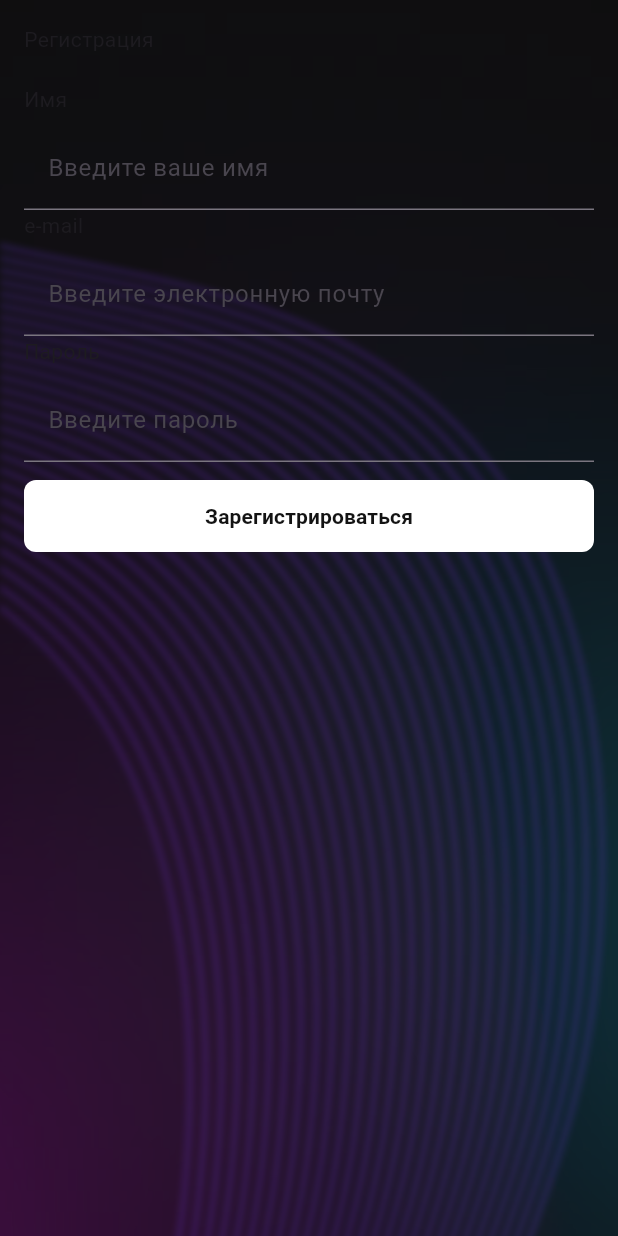
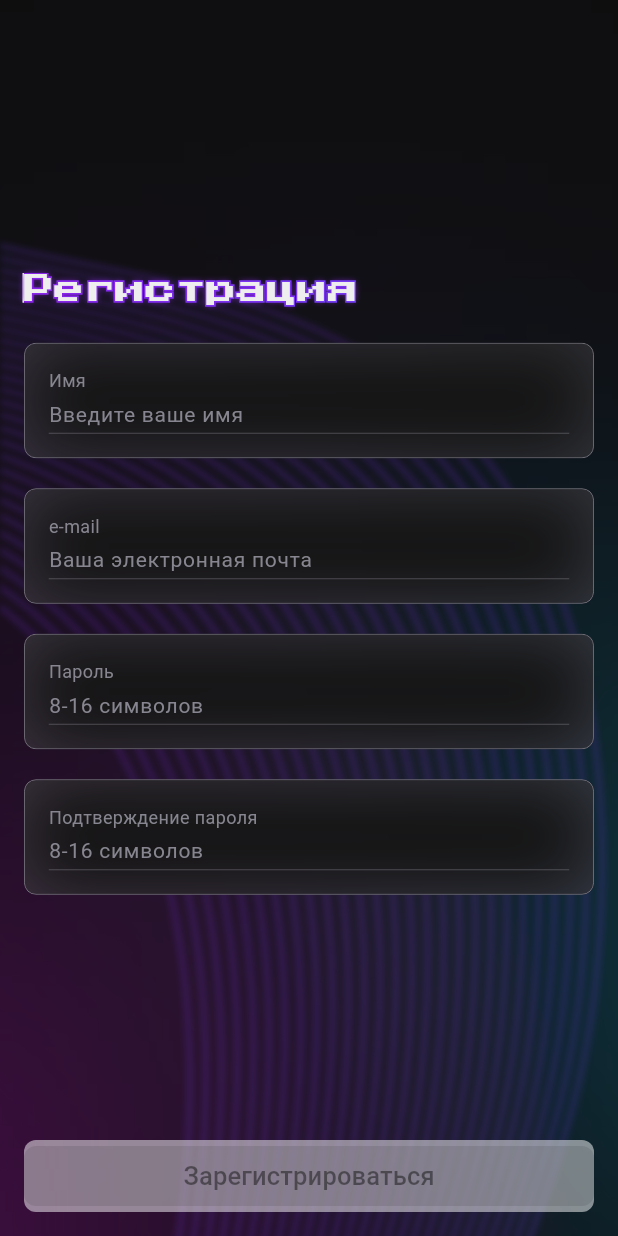
Before and after one commit to nadnik13/simple_paint, a Flutter app: the screen it shows after launch, after a tap on "Регистрация", on a phone screen of 412 x 824 dp. Run offline on Flutter 3.47's test engine with Material 3 defaults, Android fonts, the phone set to English and light mode, and no system bars; our stand-ins replace cloud_firestore, equatable, firebase_auth, firebase_core, flutter_bloc, flutter_colorpicker and 2 more; accounts and stored records are empty; statements that could not run were skipped.

Commit message:
UI auth и registration

```diff
--- a/lib/ui/auth_page.dart
+++ b/lib/ui/auth_page.dart
@@ -6,6 +6,7 @@ import 'package:simple_paint/bloc/account_data_event.dart';
 import 'package:simple_paint/bloc/account_data_state.dart';
 import 'package:simple_paint/ui/widgets/custom_button.dart';
 import 'package:simple_paint/ui/widgets/custom_form_field.dart';
+import 'package:simple_paint/ui/widgets/press_start_2p_title.dart';
 
 class AuthPage extends StatefulWidget {
   const AuthPage({super.key});
@@ -70,25 +71,30 @@ class _AuthPageState extends State<AuthPage> {
               child: Column(
                 crossAxisAlignment: CrossAxisAlignment.stretch,
                 children: [
-                  Column(
+                  Expanded(
+                    child: Column(
+                      spacing: 20,
+                      mainAxisAlignment: MainAxisAlignment.center,
                       crossAxisAlignment: CrossAxisAlignment.stretch,
                       children: [
-                      const Text('Вход', textAlign: TextAlign.start),
-                      const SizedBox(height: 20),
+                        PressStart2PTitle(text: 'Вход'),
+                        //SizedBox(height: 20),
                         CustomFormField(
                           label: 'e-mail',
                           hintText: 'Введите электронную почту',
                           controller: _emailController,
                         ),
+                        //SizedBox(height: 20),
                         CustomFormField(
-                        label: 'Пароль',
+                          label: 'Подтверждение пароля',
                           hintText: 'Введите пароль',
                           controller: _passwordController,
                           obscureText: true,
                         ),
                       ],
                     ),
-                  const SizedBox(height: 12),
+                  ),
+
                   Column(
                     crossAxisAlignment: CrossAxisAlignment.stretch,
                     children: [
@@ -105,6 +111,7 @@ class _AuthPageState extends State<AuthPage> {
                           );
                         },
                       ),
+                      const SizedBox(height: 20),
                       CustomButton(
                         title: 'Регистрация',
                         onPressed: () {
--- a/lib/ui/registration_page.dart
+++ b/lib/ui/registration_page.dart
@@ -6,6 +6,9 @@ import 'package:simple_paint/bloc/account_data_event.dart';
 import 'package:simple_paint/bloc/account_data_state.dart';
 import 'package:simple_paint/ui/widgets/custom_button.dart';
 import 'package:simple_paint/ui/widgets/custom_form_field.dart';
+import 'package:simple_paint/ui/widgets/press_start_2p_title.dart';
+
+import '../utils/form_validator.dart';
 
 class RegistrationPage extends StatefulWidget {
   const RegistrationPage({super.key});
@@ -18,60 +21,77 @@ class _RegistrationPageState extends State<RegistrationPage> {
   final _nameController = TextEditingController();
   final _emailController = TextEditingController();
   final _passwordController = TextEditingController();
+  final _confirmPasswordController = TextEditingController();
+
+  // Переменные состояния
+  String _name = '';
+  String _email = '';
+  String _password = '';
+  String _confirmPassword = '';
+
+  @override
+  void initState() {
+    super.initState();
+    _nameController.addListener(() {
+      setState(() {
+        _name = _nameController.text;
+      });
+    });
+    _emailController.addListener(() {
+      setState(() {
+        _email = _emailController.text;
+      });
+    });
+    _passwordController.addListener(() {
+      setState(() {
+        _password = _passwordController.text;
+      });
+    });
+    _confirmPasswordController.addListener(() {
+      setState(() {
+        _confirmPassword = _confirmPasswordController.text;
+      });
+    });
+  }
+
+  bool get _isFormValid => FormValidator.isRegistrationFormValid(
+    _name,
+    _email,
+    _password,
+    _confirmPassword,
+  );
 
   @override
   void dispose() {
     _nameController.dispose();
     _emailController.dispose();
     _passwordController.dispose();
+    _confirmPasswordController.dispose();
     super.dispose();
   }
 
   void _register() {
-    final name = _nameController.text.trim();
-    final email = _emailController.text.trim();
-    final password = _passwordController.text.trim();
-
-    if (name.isEmpty || email.isEmpty || password.isEmpty) {
+    final error = FormValidator.validateRegistrationForm(
+      _name,
+      _email,
+      _password,
+      _confirmPassword,
+    );
+    if (error != null) {
       ScaffoldMessenger.of(
         context,
-      ).showSnackBar(const SnackBar(content: Text('Заполните все поля')));
-      return;
-    }
-
-    if (password.length < 8) {
-      ScaffoldMessenger.of(context).showSnackBar(
-        const SnackBar(
-          content: Text('Пароль должен содержать минимум 8 символов'),
-        ),
-      );
-      return;
-    }
-
-    if (password.length > 16) {
-      ScaffoldMessenger.of(context).showSnackBar(
-        const SnackBar(
-          content: Text('Пароль должен содержать не больше 16 символов'),
-        ),
-      );
+      ).showSnackBar(SnackBar(content: Text(error)));
       return;
     }
 
     context.read<AccountDataBloc>().add(
-      RegisterEvent(name: name, email: email, password: password),
+      RegisterEvent(name: _name, email: _email, password: _password),
     );
   }
 
   @override
   Widget build(BuildContext context) {
-    return PopScope(
-      canPop: true,
-      onPopInvokedWithResult: (didPop, _) {
-        if (didPop) {
-          context.go('/auth');
-        }
-      },
-      child: Scaffold(
+    return Scaffold(
       body: Container(
         decoration: const BoxDecoration(
           image: DecorationImage(
@@ -98,11 +118,13 @@ class _RegistrationPageState extends State<RegistrationPage> {
               child: Column(
                 crossAxisAlignment: CrossAxisAlignment.stretch,
                 children: [
-                    Column(
+                  Expanded(
+                    child: Column(
+                      mainAxisAlignment: MainAxisAlignment.center,
                       crossAxisAlignment: CrossAxisAlignment.stretch,
+                      spacing: 20,
                       children: [
-                        const Text('Регистрация', textAlign: TextAlign.start),
-                        const SizedBox(height: 20),
+                        PressStart2PTitle(text: 'Регистрация'),
                         CustomFormField(
                           label: 'Имя',
                           hintText: 'Введите ваше имя',
@@ -110,18 +132,24 @@ class _RegistrationPageState extends State<RegistrationPage> {
                         ),
                         CustomFormField(
                           label: 'e-mail',
-                          hintText: 'Введите электронную почту',
+                          hintText: 'Ваша электронная почта',
                           controller: _emailController,
                         ),
                         CustomFormField(
                           label: 'Пароль',
-                          hintText: 'Введите пароль',
+                          hintText: '8-16 символов',
                           controller: _passwordController,
+                          obscureText: true,
+                        ),
+                        CustomFormField(
+                          label: 'Подтверждение пароля',
+                          hintText: '8-16 символов',
+                          controller: _confirmPasswordController,
                           obscureText: true,
                         ),
                       ],
                     ),
-                    const SizedBox(height: 12),
+                  ),
                   BlocBuilder<AccountDataBloc, AccountDataState>(
                     builder: (context, state) {
                       return CustomButton(
@@ -131,6 +159,7 @@ class _RegistrationPageState extends State<RegistrationPage> {
                                 : 'Зарегистрироваться',
                         onPressed:
                             state is AccountDataLoading ? null : _register,
+                        isEnable: _isFormValid,
                       );
                     },
                   ),
@@ -140,7 +169,6 @@ class _RegistrationPageState extends State<RegistrationPage> {
           ),
         ),
       ),
-      ),
     );
   }
 }
--- a/lib/ui/widgets/custom_button.dart
+++ b/lib/ui/widgets/custom_button.dart
@@ -1,4 +1,5 @@
 import 'package:flutter/material.dart';
+import 'package:google_fonts/google_fonts.dart';
 
 class CustomButton extends StatelessWidget {
   final bool isDark;
@@ -34,7 +35,10 @@ class CustomButton extends StatelessWidget {
                 borderRadius: BorderRadius.circular(8),
               )
               : BoxDecoration(
-                color: isEnable ? Colors.white : Colors.white.withValues(alpha: 0.5),
+                color:
+                    isEnable
+                        ? Colors.white
+                        : Colors.white.withValues(alpha: 0.5),
                 borderRadius: BorderRadius.circular(8),
               ),
       child: ElevatedButton(
@@ -46,14 +50,15 @@ class CustomButton extends StatelessWidget {
         onPressed: isEnable ? onPressed : null,
         child: Text(
           title,
-          style: TextStyle(
+          style: GoogleFonts.roboto(
+            fontSize: 17,
             color:
                 isEnable
                     ? (isDark ? Colors.white : const Color(0xFF131313))
                     : (isDark
                         ? Colors.white.withValues(alpha: 0.5)
                         : const Color(0xFF131313).withValues(alpha: 0.5)),
-            fontWeight: FontWeight.w600,
+            fontWeight: FontWeight.w500,
           ),
         ),
       ),
--- a/lib/ui/widgets/custom_form_field.dart
+++ b/lib/ui/widgets/custom_form_field.dart
@@ -1,4 +1,7 @@
+import 'dart:ui';
+
 import 'package:flutter/material.dart';
+import 'package:google_fonts/google_fonts.dart';
 
 class CustomFormField extends StatelessWidget {
   final String label;
@@ -23,11 +26,50 @@ class CustomFormField extends StatelessWidget {
   @override
   Widget build(BuildContext context) {
     return Column(
+      children: [
+        ClipRRect(
+          borderRadius: BorderRadius.circular(8),
+          child: BackdropFilter(
+            filter: ImageFilter.blur(sigmaX: 100, sigmaY: 100),
+            //enabled: false,
+            child: Stack(
+              children: [
+                Container(
+                  decoration: BoxDecoration(
+                    color: Color(0xFF131313).withAlpha(63),
+                    border: Border.all(width: 0.5, color: Color(0xFF87858F)),
+                    borderRadius: BorderRadius.circular(8),
+                    boxShadow: [
+                      BoxShadow(
+                        color: Color(
+                          0x34E3E3E3,
+                        ).withAlpha(51), // 20% прозрачности
+                        //offset: const Offset(0, 1),
+                        // blurRadius: 40,
+                        // spreadRadius: 0,
+                      ),
+                      BoxShadow(
+                        color: Color(0xFF131313), // 20% прозрачности
+                        blurRadius: 40,
+                        spreadRadius: 0,
+                      ),
+                    ],
+                  ),
+                  child: Padding(
+                    padding: const EdgeInsets.all(16.0),
+                    child: Column(
                       crossAxisAlignment: CrossAxisAlignment.start,
                       children: [
                         // Лейбл поля
-        Text(label),
-        const SizedBox(height: 8),
+                        Text(
+                          label,
+                          style: GoogleFonts.roboto(
+                            fontSize: 12,
+                            color: Color(0xFF87858F),
+                            fontWeight: FontWeight.w400,
+                          ),
+                        ),
+                        const SizedBox(height: 4),
 
                         // Поле ввода
                         TextFormField(
@@ -36,17 +78,54 @@ class CustomFormField extends StatelessWidget {
                           keyboardType: keyboardType,
                           validator: validator,
                           onChanged: onChanged,
+                          style: GoogleFonts.roboto(
+                            fontSize: 14,
+                            color: Color(0xFF87858F),
+                            fontWeight: FontWeight.w400,
+                          ),
                           decoration: InputDecoration(
                             hintText: hintText,
-            contentPadding: const EdgeInsets.symmetric(
-              horizontal: 16,
-              vertical: 16,
+                            hintStyle: GoogleFonts.roboto(
+                              fontSize: 14,
+                              color: Color(0xFF87858F),
+                              fontWeight: FontWeight.w400,
                             ),
-            //border: InputBorder.none,
-            //enabledBorder: InputBorder.none,
-            //focusedBorder: InputBorder.none,
-            //errorBorder: InputBorder.none,
-            //focusedErrorBorder: InputBorder.none,
+                            floatingLabelStyle: GoogleFonts.roboto(
+                              fontSize: 14,
+                              color: Color(0xFF87858F),
+                              fontWeight: FontWeight.w400,
+                            ),
+                            contentPadding: EdgeInsets.only(bottom: 2),
+                            isDense: true,
+                            border: UnderlineInputBorder(
+                              borderRadius: BorderRadius.zero,
+                              borderSide: BorderSide(
+                                width: 0.3,
+                                color: Color(0xFF87858F),
+                              ),
+                            ),
+                            enabledBorder: UnderlineInputBorder(
+                              borderRadius: BorderRadius.zero,
+                              borderSide: BorderSide(
+                                width: 0.3,
+                                color: Color(0xFF87858F),
+                              ),
+                            ),
+                            focusedBorder: UnderlineInputBorder(
+                              borderRadius: BorderRadius.zero,
+                              borderSide: BorderSide(
+                                width: 0.3,
+                                color: Color(0xFF87858F),
+                              ),
+                            ),
+                          ),
+                        ),
+                      ],
+                    ),
+                  ),
+                ),
+              ],
+            ),
           ),
         ),
       ],
--- /dev/null
+++ b/lib/ui/widgets/press_start_2p_title.dart
@@ -0,0 +1,49 @@
+import 'package:flutter/material.dart';
+import 'package:google_fonts/google_fonts.dart';
+
+class PressStart2PTitle extends StatelessWidget {
+  final String text;
+
+  const PressStart2PTitle({super.key, required this.text});
+
+  @override
+  Widget build(BuildContext context) {
+    return Stack(
+      children: [
+        // Обводка с градиентом
+        ShaderMask(
+          shaderCallback:
+              (bounds) => LinearGradient(
+                colors: [Color(0xFF8924E7), Color(0xFF6A46F9)],
+                begin: Alignment.topLeft,
+                end: Alignment.bottomRight,
+              ).createShader(bounds),
+          child: Text(
+            text,
+            textAlign: TextAlign.start,
+            style: GoogleFonts.pressStart2p(
+              fontSize: 20,
+              fontWeight: FontWeight.w400,
+              foreground:
+                  Paint()
+                    ..style = PaintingStyle.stroke
+                    ..strokeWidth = 2
+                    ..color = Colors.white,
+            ),
+          ),
+        ),
+        // Основной текст
+        Text(
+          text,
+          textAlign: TextAlign.start,
+          style: GoogleFonts.pressStart2p(
+            shadows: [Shadow(color: Color(0xFF8924E7), blurRadius: 5)],
+            color: Color(0xFFEEEEEE),
+            fontSize: 20,
+            fontWeight: FontWeight.w400,
+          ),
+        ),
+      ],
+    );
+  }
+}
--- /dev/null
+++ b/lib/utils/form_validator.dart
@@ -0,0 +1,47 @@
+class FormValidator {
+  static String? validateLoginForm(String email, String password) {
+    if (email.trim().isEmpty) return 'Введите email';
+    if (password.trim().isEmpty) return 'Введите пароль';
+    return null; // Всё ок
+  }
+
+  static String? validateRegistrationForm(
+    String name,
+    String email,
+    String password,
+    String confirmPassword,
+  ) {
+    if (name.trim().isEmpty) return 'Введите имя';
+    if (email.trim().isEmpty) return 'Введите email';
+    if (password.trim().isEmpty) return 'Введите пароль';
+    if (password.length < 8)
+      return 'Пароль слишком короткий (минимум 8 символов)';
+    if (password.length > 16)
+      return 'Пароль слишком длинный (максиму 16 символов)';
+    if (confirmPassword.trim().isEmpty) return 'Подтвердите пароль';
+    if (password != confirmPassword) return 'Пароли не совпадают';
+    return null; // Всё ок
+  }
+
+  static bool isLoginFormValid(String email, String password) {
+    return email.trim().isNotEmpty && password.trim().isNotEmpty;
+  }
+
+  static bool isRegistrationFormValid(
+    String name,
+    String email,
+    String password,
+    String confirmPassword,
+  ) {
+    print(
+      'isRegistrationFormValid ${name} ${email}${password}&& ${confirmPassword}.isNotEmpty && ${password.compareTo(confirmPassword) == 0}',
+    );
+
+    return name.trim().isNotEmpty &&
+        email.trim().isNotEmpty &&
+        password.length >= 8 &&
+        password.length <= 16 &&
+        confirmPassword.isNotEmpty &&
+        password.compareTo(confirmPassword) == 0;
+  }
+}
--- a/pubspec.yaml
+++ b/pubspec.yaml
@@ -35,6 +35,8 @@ dependencies:
   flutter_colorpicker: ^1.1.0
   cloud_firestore: ^6.0.3
   image: ^4.5.4
+  google_fonts: ^6.3.2
+  path_provider: ^2.1.4
 
 dev_dependencies:
   flutter_test:
```
Also changed, not shown: pubspec.lock. Lines whose indentation alone changed are shown as unchanged.
